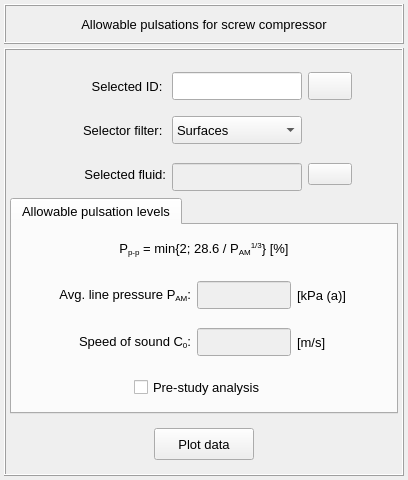
Old version of the form vibra/interface/data/ui_files/plots/acoustic/allowable_pulsations_2d_for_screw_compressor_inputs.ui in the repository MOPT-UFSC/VIBRA.
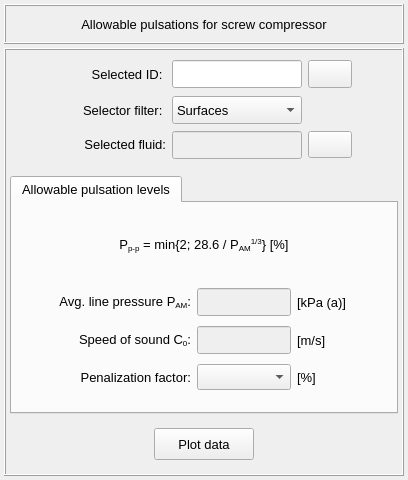
New version of the form. Icons and pictures are not drawn.

Commit message: Implement the concept of penalization factor for the allowable pulsation limits

Patch:
```diff
--- a/vibra/interface/data/ui_files/plots/acoustic/allowable_pulsations_2d_for_screw_compressor_inputs.ui
+++ b/vibra/interface/data/ui_files/plots/acoustic/allowable_pulsations_2d_for_screw_compressor_inputs.ui
@@ -152,12 +152,18 @@
       <property name="spacing">
        <number>4</number>
       </property>
-      <item row="2" column="0">
-       <widget class="QFrame" name="frame_5">
+      <item row="5" column="0">
+       <widget class="QFrame" name="frame_3">
+        <property name="minimumSize">
+         <size>
+          <width>0</width>
+          <height>52</height>
+         </size>
+        </property>
         <property name="maximumSize">
          <size>
           <width>16777215</width>
-          <height>40</height>
+          <height>52</height>
          </size>
         </property>
         <property name="frameShape">
@@ -166,7 +172,7 @@
         <property name="frameShadow">
          <enum>QFrame::Shadow::Raised</enum>
         </property>
-        <layout class="QGridLayout" name="gridLayout_6">
+        <layout class="QGridLayout" name="gridLayout_47">
          <property name="leftMargin">
           <number>2</number>
          </property>
@@ -178,14 +184,83 @@
          </property>
          <property name="bottomMargin">
           <number>2</number>
+         </property>
+         <property name="spacing">
+          <number>2</number>
+         </property>
+         <item row="0" column="0">
+          <widget class="QPushButton" name="pushButton_plot_data">
+           <property name="minimumSize">
+            <size>
+             <width>100</width>
+             <height>32</height>
+            </size>
+           </property>
+           <property name="maximumSize">
+            <size>
+             <width>100</width>
+             <height>32</height>
+            </size>
+           </property>
+           <property name="font">
+            <font>
+             <pointsize>10</pointsize>
+            </font>
+           </property>
+           <property name="styleSheet">
+            <string notr="true"/>
+           </property>
+           <property name="text">
+            <string>Plot data</string>
+           </property>
+           <property name="flat">
+            <bool>false</bool>
+           </property>
+          </widget>
+         </item>
+        </layout>
+       </widget>
+      </item>
+      <item row="0" column="0">
+       <widget class="QFrame" name="frame_4">
+        <property name="minimumSize">
+         <size>
+          <width>0</width>
+          <height>110</height>
+         </size>
+        </property>
+        <property name="maximumSize">
+         <size>
+          <width>16777215</width>
+          <height>120</height>
+         </size>
+        </property>
+        <property name="frameShape">
+         <enum>QFrame::Shape::NoFrame</enum>
+        </property>
+        <property name="frameShadow">
+         <enum>QFrame::Shadow::Raised</enum>
+        </property>
+        <layout class="QGridLayout" name="gridLayout">
+         <property name="leftMargin">
+          <number>2</number>
+         </property>
+         <property name="topMargin">
+          <number>6</number>
+         </property>
+         <property name="rightMargin">
+          <number>2</number>
+         </property>
+         <property name="bottomMargin">
+          <number>6</number>
          </property>
          <property name="horizontalSpacing">
           <number>6</number>
          </property>
          <property name="verticalSpacing">
-          <number>2</number>
+          <number>8</number>
          </property>
-         <item row="0" column="2">
+         <item row="1" column="2">
           <widget class="QComboBox" name="comboBox_selector_filter">
            <property name="minimumSize">
             <size>
@@ -232,70 +307,8 @@
            </item>
           </widget>
          </item>
-         <item row="0" column="0">
-          <spacer name="horizontalSpacer_3">
-           <property name="orientation">
-            <enum>Qt::Orientation::Horizontal</enum>
-           </property>
-           <property name="sizeHint" stdset="0">
-            <size>
-             <width>40</width>
-             <height>20</height>
-            </size>
-           </property>
-          </spacer>
-         </item>
-         <item row="0" column="1">
-          <widget class="QLabel" name="label_2">
-           <property name="minimumSize">
-            <size>
-             <width>110</width>
-             <height>28</height>
-            </size>
-           </property>
-           <property name="maximumSize">
-            <size>
-             <width>110</width>
-             <height>28</height>
-            </size>
-           </property>
-           <property name="font">
-            <font>
-             <pointsize>10</pointsize>
-            </font>
-           </property>
-           <property name="text">
-            <string>Selector filter: </string>
-           </property>
-           <property name="alignment">
-            <set>Qt::AlignmentFlag::AlignRight|Qt::AlignmentFlag::AlignTrailing|Qt::AlignmentFlag::AlignVCenter</set>
-           </property>
-          </widget>
-         </item>
-         <item row="0" column="3">
-          <widget class="QFrame" name="frame_6">
-           <property name="minimumSize">
-            <size>
-             <width>44</width>
-             <height>28</height>
-            </size>
-           </property>
-           <property name="maximumSize">
-            <size>
-             <width>44</width>
-             <height>28</height>
-            </size>
-           </property>
-           <property name="frameShape">
-            <enum>QFrame::Shape::NoFrame</enum>
-           </property>
-           <property name="frameShadow">
-            <enum>QFrame::Shadow::Raised</enum>
-           </property>
-          </widget>
-         </item>
          <item row="0" column="4">
-          <spacer name="horizontalSpacer_4">
+          <spacer name="horizontalSpacer_2">
            <property name="orientation">
             <enum>Qt::Orientation::Horizontal</enum>
            </property>
@@ -306,108 +319,6 @@
             </size>
            </property>
           </spacer>
-         </item>
-        </layout>
-       </widget>
-      </item>
-      <item row="0" column="0">
-       <widget class="QFrame" name="frame_4">
-        <property name="minimumSize">
-         <size>
-          <width>0</width>
-          <height>52</height>
-         </size>
-        </property>
-        <property name="maximumSize">
-         <size>
-          <width>16777215</width>
-          <height>40</height>
-         </size>
-        </property>
-        <property name="frameShape">
-         <enum>QFrame::Shape::NoFrame</enum>
-        </property>
-        <property name="frameShadow">
-         <enum>QFrame::Shadow::Raised</enum>
-        </property>
-        <layout class="QGridLayout" name="gridLayout">
-         <property name="leftMargin">
-          <number>2</number>
-         </property>
-         <property name="topMargin">
-          <number>2</number>
-         </property>
-         <property name="rightMargin">
-          <number>2</number>
-         </property>
-         <property name="bottomMargin">
-          <number>2</number>
-         </property>
-         <property name="horizontalSpacing">
-          <number>6</number>
-         </property>
-         <property name="verticalSpacing">
-          <number>2</number>
-         </property>
-         <item row="0" column="1">
-          <widget class="QLabel" name="label_10">
-           <property name="minimumSize">
-            <size>
-             <width>110</width>
-             <height>28</height>
-            </size>
-           </property>
-           <property name="maximumSize">
-            <size>
-             <width>110</width>
-             <height>28</height>
-            </size>
-           </property>
-           <property name="font">
-            <font>
-             <family>MS Shell Dlg 2</family>
-             <pointsize>10</pointsize>
-             <italic>false</italic>
-             <bold>false</bold>
-            </font>
-           </property>
-           <property name="text">
-            <string>Selected ID: </string>
-           </property>
-           <property name="alignment">
-            <set>Qt::AlignmentFlag::AlignRight|Qt::AlignmentFlag::AlignTrailing|Qt::AlignmentFlag::AlignVCenter</set>
-           </property>
-          </widget>
-         </item>
-         <item row="0" column="2">
-          <widget class="QLineEdit" name="lineEdit_selection_id">
-           <property name="minimumSize">
-            <size>
-             <width>130</width>
-             <height>28</height>
-            </size>
-           </property>
-           <property name="maximumSize">
-            <size>
-             <width>130</width>
-             <height>28</height>
-            </size>
-           </property>
-           <property name="font">
-            <font>
-             <pointsize>10</pointsize>
-            </font>
-           </property>
-           <property name="styleSheet">
-            <string notr="true"/>
-           </property>
-           <property name="text">
-            <string/>
-           </property>
-           <property name="alignment">
-            <set>Qt::AlignmentFlag::AlignCenter</set>
-           </property>
-          </widget>
          </item>
          <item row="0" column="0">
           <spacer name="horizontalSpacer">
@@ -422,6 +333,36 @@
            </property>
           </spacer>
          </item>
+         <item row="0" column="2">
+          <widget class="QLineEdit" name="lineEdit_selection_id">
+           <property name="minimumSize">
+            <size>
+             <width>130</width>
+             <height>28</height>
+            </size>
+           </property>
+           <property name="maximumSize">
+            <size>
+             <width>130</width>
+             <height>28</height>
+            </size>
+           </property>
+           <property name="font">
+            <font>
+             <pointsize>10</pointsize>
+            </font>
+           </property>
+           <property name="styleSheet">
+            <string notr="true"/>
+           </property>
+           <property name="text">
+            <string/>
+           </property>
+           <property name="alignment">
+            <set>Qt::AlignmentFlag::AlignCenter</set>
+           </property>
+          </widget>
+         </item>
          <item row="0" column="3">
           <widget class="QPushButton" name="pushButton_export_data">
            <property name="minimumSize">
@@ -468,70 +409,48 @@
            </property>
           </widget>
          </item>
-         <item row="0" column="4">
-          <spacer name="horizontalSpacer_2">
-           <property name="orientation">
-            <enum>Qt::Orientation::Horizontal</enum>
+         <item row="0" column="1">
+          <widget class="QLabel" name="label_10">
+           <property name="minimumSize">
+            <size>
+             <width>110</width>
+             <height>28</height>
+            </size>
            </property>
-           <property name="sizeHint" stdset="0">
+           <property name="maximumSize">
             <size>
-             <width>40</width>
-             <height>20</height>
+             <width>110</width>
+             <height>28</height>
             </size>
            </property>
-          </spacer>
+           <property name="font">
+            <font>
+             <family>MS Shell Dlg 2</family>
+             <pointsize>10</pointsize>
+             <italic>false</italic>
+             <bold>false</bold>
+            </font>
+           </property>
+           <property name="text">
+            <string>Selected ID: </string>
+           </property>
+           <property name="alignment">
+            <set>Qt::AlignmentFlag::AlignRight|Qt::AlignmentFlag::AlignTrailing|Qt::AlignmentFlag::AlignVCenter</set>
+           </property>
+          </widget>
          </item>
-        </layout>
-       </widget>
-      </item>
-      <item row="6" column="0">
-       <widget class="QFrame" name="frame_3">
-        <property name="minimumSize">
-         <size>
-          <width>0</width>
-          <height>52</height>
-         </size>
-        </property>
-        <property name="maximumSize">
-         <size>
-          <width>16777215</width>
-          <height>52</height>
-         </size>
-        </property>
-        <property name="frameShape">
-         <enum>QFrame::Shape::NoFrame</enum>
-        </property>
-        <property name="frameShadow">
-         <enum>QFrame::Shadow::Raised</enum>
-        </property>
-        <layout class="QGridLayout" name="gridLayout_47">
-         <property name="leftMargin">
-          <number>2</number>
-         </property>
-         <property name="topMargin">
-          <number>2</number>
-         </property>
-         <property name="rightMargin">
-          <number>2</number>
-         </property>
-         <property name="bottomMargin">
-          <number>2</number>
-         </property>
-         <property name="spacing">
-          <number>2</number>
-         </property>
-         <item row="0" column="0">
-          <widget class="QPushButton" name="pushButton_plot_data">
+         <item row="1" column="1">
+          <widget class="QLabel" name="label_2">
            <property name="minimumSize">
             <size>
-             <width>100</width>
-             <height>32</height>
+             <width>110</width>
+             <height>28</height>
             </size>
            </property>
            <property name="maximumSize">
             <size>
-             <width>100</width>
-             <height>32</height>
+             <width>110</width>
+             <height>28</height>
             </size>
            </property>
            <property name="font">
@@ -539,49 +458,15 @@
              <pointsize>10</pointsize>
             </font>
            </property>
-           <property name="styleSheet">
-            <string notr="true"/>
-           </property>
            <property name="text">
-            <string>Plot data</string>
+            <string>Selector filter: </string>
            </property>
-           <property name="flat">
-            <bool>false</bool>
+           <property name="alignment">
+            <set>Qt::AlignmentFlag::AlignRight|Qt::AlignmentFlag::AlignTrailing|Qt::AlignmentFlag::AlignVCenter</set>
            </property>
           </widget>
          </item>
-        </layout>
-       </widget>
-      </item>
-      <item row="3" column="0">
-       <widget class="QFrame" name="frame_7">
-        <property name="maximumSize">
-         <size>
-          <width>16777215</width>
-          <height>40</height>
-         </size>
-        </property>
-        <property name="frameShape">
-         <enum>QFrame::Shape::NoFrame</enum>
-        </property>
-        <property name="frameShadow">
-         <enum>QFrame::Shadow::Raised</enum>
-        </property>
-        <layout class="QGridLayout" name="gridLayout_5">
-         <item row="0" column="0">
-          <spacer name="horizontalSpacer_5">
-           <property name="orientation">
-            <enum>Qt::Orientation::Horizontal</enum>
-           </property>
-           <property name="sizeHint" stdset="0">
-            <size>
-             <width>40</width>
-             <height>20</height>
-            </size>
-           </property>
-          </spacer>
-         </item>
-         <item row="0" column="2">
+         <item row="2" column="2">
           <widget class="QLineEdit" name="lineEdit_selected_fluid">
            <property name="enabled">
             <bool>false</bool>
@@ -614,47 +499,7 @@
            </property>
           </widget>
          </item>
-         <item row="0" column="4">
-          <spacer name="horizontalSpacer_6">
-           <property name="orientation">
-            <enum>Qt::Orientation::Horizontal</enum>
-           </property>
-           <property name="sizeHint" stdset="0">
-            <size>
-             <width>40</width>
-             <height>20</height>
-            </size>
-           </property>
-          </spacer>
-         </item>
-         <item row="0" column="1">
-          <widget class="QLabel" name="label_31">
-           <property name="minimumSize">
-            <size>
-             <width>110</width>
-             <height>0</height>
-            </size>
-           </property>
-           <property name="maximumSize">
-            <size>
-             <width>110</width>
-             <height>16777215</height>
-            </size>
-           </property>
-           <property name="font">
-            <font>
-             <pointsize>10</pointsize>
-            </font>
-           </property>
-           <property name="text">
-            <string>Selected fluid:</string>
-           </property>
-           <property name="alignment">
-            <set>Qt::AlignmentFlag::AlignRight|Qt::AlignmentFlag::AlignTrailing|Qt::AlignmentFlag::AlignVCenter</set>
-           </property>
-          </widget>
-         </item>
-         <item row="0" column="3">
+         <item row="2" column="3">
           <widget class="QPushButton" name="pushButton_get_fluid">
            <property name="minimumSize">
             <size>
@@ -691,10 +536,73 @@
            </property>
           </widget>
          </item>
+         <item row="2" column="1">
+          <widget class="QLabel" name="label_31">
+           <property name="minimumSize">
+            <size>
+             <width>110</width>
+             <height>0</height>
+            </size>
+           </property>
+           <property name="maximumSize">
+            <size>
+             <width>110</width>
+             <height>16777215</height>
+            </size>
+           </property>
+           <property name="font">
+            <font>
+             <pointsize>10</pointsize>
+            </font>
+           </property>
+           <property name="text">
+            <string>Selected fluid:</string>
+           </property>
+           <property name="alignment">
+            <set>Qt::AlignmentFlag::AlignRight|Qt::AlignmentFlag::AlignTrailing|Qt::AlignmentFlag::AlignVCenter</set>
+           </property>
+          </widget>
+         </item>
         </layout>
        </widget>
       </item>
-      <item row="4" column="0" rowspan="2">
+      <item row="2" column="0">
+       <widget class="QFrame" name="frame_5">
+        <property name="maximumSize">
+         <size>
+          <width>16777215</width>
+          <height>40</height>
+         </size>
+        </property>
+        <property name="frameShape">
+         <enum>QFrame::Shape::NoFrame</enum>
+        </property>
+        <property name="frameShadow">
+         <enum>QFrame::Shadow::Raised</enum>
+        </property>
+        <layout class="QGridLayout" name="gridLayout_6">
+         <property name="leftMargin">
+          <number>2</number>
+         </property>
+         <property name="topMargin">
+          <number>2</number>
+         </property>
+         <property name="rightMargin">
+          <number>2</number>
+         </property>
+         <property name="bottomMargin">
+          <number>2</number>
+         </property>
+         <property name="horizontalSpacing">
+          <number>6</number>
+         </property>
+         <property name="verticalSpacing">
+          <number>2</number>
+         </property>
+        </layout>
+       </widget>
+      </item>
+      <item row="3" column="0">
        <widget class="QTabWidget" name="tabWidget_main">
         <property name="font">
          <font>
@@ -721,61 +629,7 @@
           <property name="bottomMargin">
            <number>4</number>
           </property>
-          <item row="6" column="0">
-           <widget class="QFrame" name="frame_14">
-            <property name="frameShape">
-             <enum>QFrame::Shape::NoFrame</enum>
-            </property>
-            <property name="frameShadow">
-             <enum>QFrame::Shadow::Raised</enum>
-            </property>
-            <layout class="QGridLayout" name="gridLayout_16">
-             <item row="0" column="2">
-              <spacer name="horizontalSpacer_18">
-               <property name="orientation">
-                <enum>Qt::Orientation::Horizontal</enum>
-               </property>
-               <property name="sizeHint" stdset="0">
-                <size>
-                 <width>40</width>
-                 <height>20</height>
-                </size>
-               </property>
-              </spacer>
-             </item>
-             <item row="0" column="0">
-              <spacer name="horizontalSpacer_17">
-               <property name="orientation">
-                <enum>Qt::Orientation::Horizontal</enum>
-               </property>
-               <property name="sizeHint" stdset="0">
-                <size>
-                 <width>40</width>
-                 <height>20</height>
-                </size>
-               </property>
-              </spacer>
-             </item>
-             <item row="0" column="1">
-              <widget class="QCheckBox" name="checkBox_pre_study_analysis">
-               <property name="minimumSize">
-                <size>
-                 <width>140</width>
-                 <height>0</height>
-                </size>
-               </property>
-               <property name="toolTip">
-                <string>&lt;html&gt;&lt;head/&gt;&lt;body&gt;&lt;p&gt;This option reduces the allowable pulsation levels to 70% of the value calculated by the previous equation.&lt;/p&gt;&lt;/body&gt;&lt;/html&gt;</string>
-               </property>
-               <property name="text">
-                <string>Pre-study analysis</string>
-               </property>
-              </widget>
-             </item>
-            </layout>
-           </widget>
-          </item>
-          <item row="0" column="0">
+          <item row="1" column="0">
            <widget class="QFrame" name="frame_16">
             <property name="minimumSize">
              <size>
@@ -848,143 +702,6 @@
            </widget>
           </item>
           <item row="3" column="0">
-           <widget class="QFrame" name="frame_10">
-            <property name="frameShape">
-             <enum>QFrame::Shape::NoFrame</enum>
-            </property>
-            <property name="frameShadow">
-             <enum>QFrame::Shadow::Raised</enum>
-            </property>
-            <layout class="QGridLayout" name="gridLayout_9">
-             <property name="leftMargin">
-              <number>0</number>
-             </property>
-             <property name="topMargin">
-              <number>0</number>
-             </property>
-             <property name="rightMargin">
-              <number>0</number>
-             </property>
-             <property name="bottomMargin">
-              <number>0</number>
-             </property>
-             <item row="0" column="4">
-              <spacer name="horizontalSpacer_9">
-               <property name="orientation">
-                <enum>Qt::Orientation::Horizontal</enum>
-               </property>
-               <property name="sizeHint" stdset="0">
-                <size>
-                 <width>40</width>
-                 <height>20</height>
-                </size>
-               </property>
-              </spacer>
-             </item>
-             <item row="0" column="1">
-              <widget class="QLabel" name="label_34">
-               <property name="minimumSize">
-                <size>
-                 <width>140</width>
-                 <height>0</height>
-                </size>
-               </property>
-               <property name="maximumSize">
-                <size>
-                 <width>140</width>
-                 <height>16777215</height>
-                </size>
-               </property>
-               <property name="font">
-                <font>
-                 <pointsize>10</pointsize>
-                </font>
-               </property>
-               <property name="text">
-                <string>&lt;html&gt;&lt;head/&gt;&lt;body&gt;&lt;p align=&quot;right&quot;&gt;Speed of sound C&lt;span style=&quot; vertical-align:sub;&quot;&gt;0&lt;/span&gt;:&lt;/p&gt;&lt;/body&gt;&lt;/html&gt;</string>
-               </property>
-               <property name="alignment">
-                <set>Qt::AlignmentFlag::AlignRight|Qt::AlignmentFlag::AlignTrailing|Qt::AlignmentFlag::AlignVCenter</set>
-               </property>
-              </widget>
-             </item>
-             <item row="0" column="3">
-              <widget class="QLabel" name="label_5">
-               <property name="minimumSize">
-                <size>
-                 <width>60</width>
-                 <height>0</height>
-                </size>
-               </property>
-               <property name="maximumSize">
-                <size>
-                 <width>60</width>
-                 <height>16777215</height>
-                </size>
-               </property>
-               <property name="font">
-                <font>
-                 <pointsize>10</pointsize>
-                </font>
-               </property>
-               <property name="text">
-                <string>[m/s]</string>
-               </property>
-               <property name="alignment">
-                <set>Qt::AlignmentFlag::AlignLeading|Qt::AlignmentFlag::AlignLeft|Qt::AlignmentFlag::AlignVCenter</set>
-               </property>
-              </widget>
-             </item>
-             <item row="0" column="2">
-              <widget class="QLineEdit" name="lineEdit_speed_of_sound">
-               <property name="enabled">
-                <bool>false</bool>
-               </property>
-               <property name="minimumSize">
-                <size>
-                 <width>90</width>
-                 <height>28</height>
-                </size>
-               </property>
-               <property name="maximumSize">
-                <size>
-                 <width>100</width>
-                 <height>28</height>
-                </size>
-               </property>
-               <property name="font">
-                <font>
-                 <pointsize>9</pointsize>
-                </font>
-               </property>
-               <property name="focusPolicy">
-                <enum>Qt::FocusPolicy::ClickFocus</enum>
-               </property>
-               <property name="text">
-                <string/>
-               </property>
-               <property name="alignment">
-                <set>Qt::AlignmentFlag::AlignCenter</set>
-               </property>
-              </widget>
-             </item>
-             <item row="0" column="0">
-              <spacer name="horizontalSpacer_10">
-               <property name="orientation">
-                <enum>Qt::Orientation::Horizontal</enum>
-               </property>
-               <property name="sizeHint" stdset="0">
-                <size>
-                 <width>40</width>
-                 <height>20</height>
-                </size>
-               </property>
-              </spacer>
-             </item>
-            </layout>
-           </widget>
-          </item>
-          <item row="2" column="0">
            <widget class="QFrame" name="frame_8">
             <property name="frameShape">
              <enum>QFrame::Shape::NoFrame</enum>
@@ -1005,6 +722,9 @@
              <property name="bottomMargin">
               <number>0</number>
              </property>
+             <property name="verticalSpacing">
+              <number>10</number>
+             </property>
              <item row="0" column="2">
               <widget class="QLineEdit" name="lineEdit_average_line_pressure">
                <property name="enabled">
@@ -1038,8 +758,8 @@
                </property>
               </widget>
              </item>
-             <item row="0" column="3">
-              <widget class="QLabel" name="label_3">
+             <item row="1" column="3">
+              <widget class="QLabel" name="label_5">
                <property name="minimumSize">
                 <size>
                  <width>60</width>
@@ -1058,7 +778,7 @@
                 </font>
                </property>
                <property name="text">
-                <string>[kPa (a)]</string>
+                <string>[m/s]</string>
                </property>
                <property name="alignment">
                 <set>Qt::AlignmentFlag::AlignLeading|Qt::AlignmentFlag::AlignLeft|Qt::AlignmentFlag::AlignVCenter</set>
@@ -1092,18 +812,59 @@
                </property>
               </widget>
              </item>
-             <item row="0" column="4">
-              <spacer name="horizontalSpacer_8">
-               <property name="orientation">
-                <enum>Qt::Orientation::Horizontal</enum>
+             <item row="0" column="3">
+              <widget class="QLabel" name="label_3">
+               <property name="minimumSize">
+                <size>
+                 <width>60</width>
+                 <height>0</height>
+                </size>
                </property>
-               <property name="sizeHint" stdset="0">
+               <property name="maximumSize">
                 <size>
-                 <width>40</width>
-                 <height>20</height>
+                 <width>60</width>
+                 <height>16777215</height>
                 </size>
                </property>
-              </spacer>
+               <property name="font">
+                <font>
+                 <pointsize>10</pointsize>
+                </font>
+               </property>
+               <property name="text">
+                <string>[kPa (a)]</string>
+               </property>
+               <property name="alignment">
+                <set>Qt::AlignmentFlag::AlignLeading|Qt::AlignmentFlag::AlignLeft|Qt::AlignmentFlag::AlignVCenter</set>
+               </property>
+              </widget>
+             </item>
+             <item row="1" column="1">
+              <widget class="QLabel" name="label_34">
+               <property name="minimumSize">
+                <size>
+                 <width>140</width>
+                 <height>0</height>
+                </size>
+               </property>
+               <property name="maximumSize">
+                <size>
+                 <width>140</width>
+                 <height>16777215</height>
+                </size>
+               </property>
+               <property name="font">
+                <font>
+                 <pointsize>10</pointsize>
+                </font>
+               </property>
+               <property name="text">
+                <string>&lt;html&gt;&lt;head/&gt;&lt;body&gt;&lt;p align=&quot;right&quot;&gt;Speed of sound C&lt;span style=&quot; vertical-align:sub;&quot;&gt;0&lt;/span&gt;:&lt;/p&gt;&lt;/body&gt;&lt;/html&gt;</string>
+               </property>
+               <property name="alignment">
+                <set>Qt::AlignmentFlag::AlignRight|Qt::AlignmentFlag::AlignTrailing|Qt::AlignmentFlag::AlignVCenter</set>
+               </property>
+              </widget>
              </item>
              <item row="0" column="0">
               <spacer name="horizontalSpacer_7">
@@ -1118,9 +879,164 @@
                </property>
               </spacer>
              </item>
+             <item row="1" column="2">
+              <widget class="QLineEdit" name="lineEdit_speed_of_sound">
+               <property name="enabled">
+                <bool>false</bool>
+               </property>
+               <property name="minimumSize">
+                <size>
+                 <width>90</width>
+                 <height>28</height>
+                </size>
+               </property>
+               <property name="maximumSize">
+                <size>
+                 <width>100</width>
+                 <height>28</height>
+                </size>
+               </property>
+               <property name="font">
+                <font>
+                 <pointsize>9</pointsize>
+                </font>
+               </property>
+               <property name="focusPolicy">
+                <enum>Qt::FocusPolicy::ClickFocus</enum>
+               </property>
+               <property name="text">
+                <string/>
+               </property>
+               <property name="alignment">
+                <set>Qt::AlignmentFlag::AlignCenter</set>
+               </property>
+              </widget>
+             </item>
+             <item row="0" column="4">
+              <spacer name="horizontalSpacer_8">
+               <property name="orientation">
+                <enum>Qt::Orientation::Horizontal</enum>
+               </property>
+               <property name="sizeHint" stdset="0">
+                <size>
+                 <width>40</width>
+                 <height>20</height>
+                </size>
+               </property>
+              </spacer>
+             </item>
+             <item row="2" column="2">
+              <widget class="QComboBox" name="comboBox_penalization_factor">
+               <property name="minimumSize">
+                <size>
+                 <width>0</width>
+                 <height>26</height>
+                </size>
+               </property>
+               <property name="maximumSize">
+                <size>
+                 <width>16777215</width>
+                 <height>26</height>
+                </size>
+               </property>
+              </widget>
+             </item>
+             <item row="2" column="1">
+              <widget class="QLabel" name="label_penalization_factor">
+               <property name="minimumSize">
+                <size>
+                 <width>120</width>
+                 <height>26</height>
+                </size>
+               </property>
+               <property name="maximumSize">
+                <size>
+                 <width>140</width>
+                 <height>26</height>
+                </size>
+               </property>
+               <property name="font">
+                <font>
+                 <pointsize>10</pointsize>
+                </font>
+               </property>
+               <property name="text">
+                <string>Penalization factor:</string>
+               </property>
+               <property name="alignment">
+                <set>Qt::AlignmentFlag::AlignRight|Qt::AlignmentFlag::AlignTrailing|Qt::AlignmentFlag::AlignVCenter</set>
+               </property>
+              </widget>
+             </item>
+             <item row="2" column="3">
+              <widget class="QLabel" name="label_8">
+               <property name="minimumSize">
+                <size>
+                 <width>0</width>
+                 <height>26</height>
+                </size>
+               </property>
+               <property name="maximumSize">
+                <size>
+                 <width>16777215</width>
+                 <height>26</height>
+                </size>
+               </property>
+               <property name="font">
+                <font>
+                 <pointsize>10</pointsize>
+                </font>
+               </property>
+               <property name="text">
+                <string>[%]</string>
+               </property>
+               <property name="alignment">
+                <set>Qt::AlignmentFlag::AlignLeading|Qt::AlignmentFlag::AlignLeft|Qt::AlignmentFlag::AlignVCenter</set>
+               </property>
+              </widget>
+             </item>
             </layout>
            </widget>
           </item>
+          <item row="0" column="0">
+           <spacer name="verticalSpacer">
+            <property name="orientation">
+             <enum>Qt::Orientation::Vertical</enum>
+            </property>
+            <property name="sizeHint" stdset="0">
+             <size>
+              <width>20</width>
+              <height>40</height>
+             </size>
+            </property>
+           </spacer>
+          </item>
+          <item row="4" column="0">
+           <spacer name="verticalSpacer_2">
+            <property name="orientation">
+             <enum>Qt::Orientation::Vertical</enum>
+            </property>
+            <property name="sizeHint" stdset="0">
+             <size>
+              <width>20</width>
+              <height>40</height>
+             </size>
+            </property>
+           </spacer>
+          </item>
+          <item row="2" column="0">
+           <spacer name="verticalSpacer_3">
+            <property name="orientation">
+             <enum>Qt::Orientation::Vertical</enum>
+            </property>
+            <property name="sizeHint" stdset="0">
+             <size>
+              <width>20</width>
+              <height>40</height>
+             </size>
+            </property>
+           </spacer>
+          </item>
          </layout>
         </widget>
        </widget>
```
The commit also changes 8 other files.
